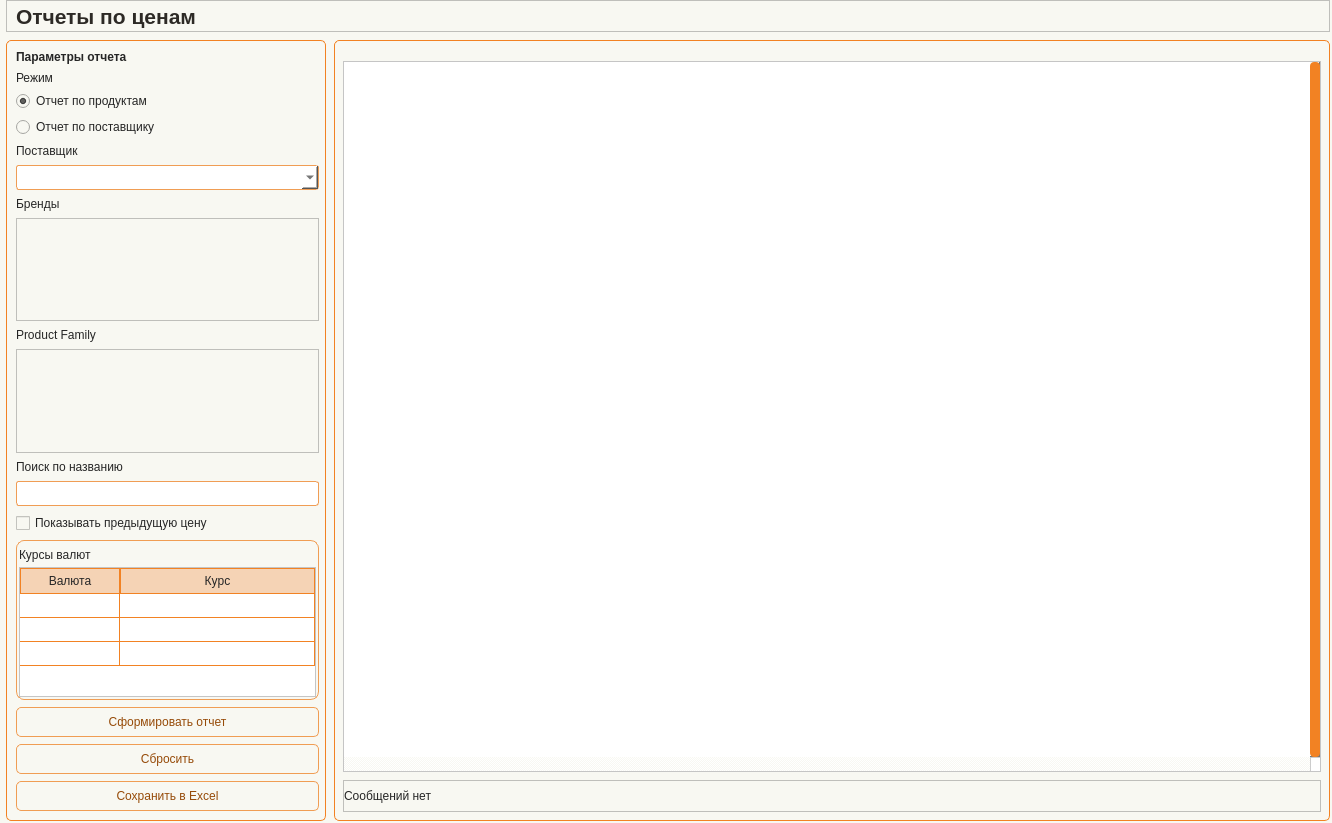
The window that app/ui/windows/price_reports.ui (Masik84/Procurement_app) describes before a commit, drawn with Qt 5.
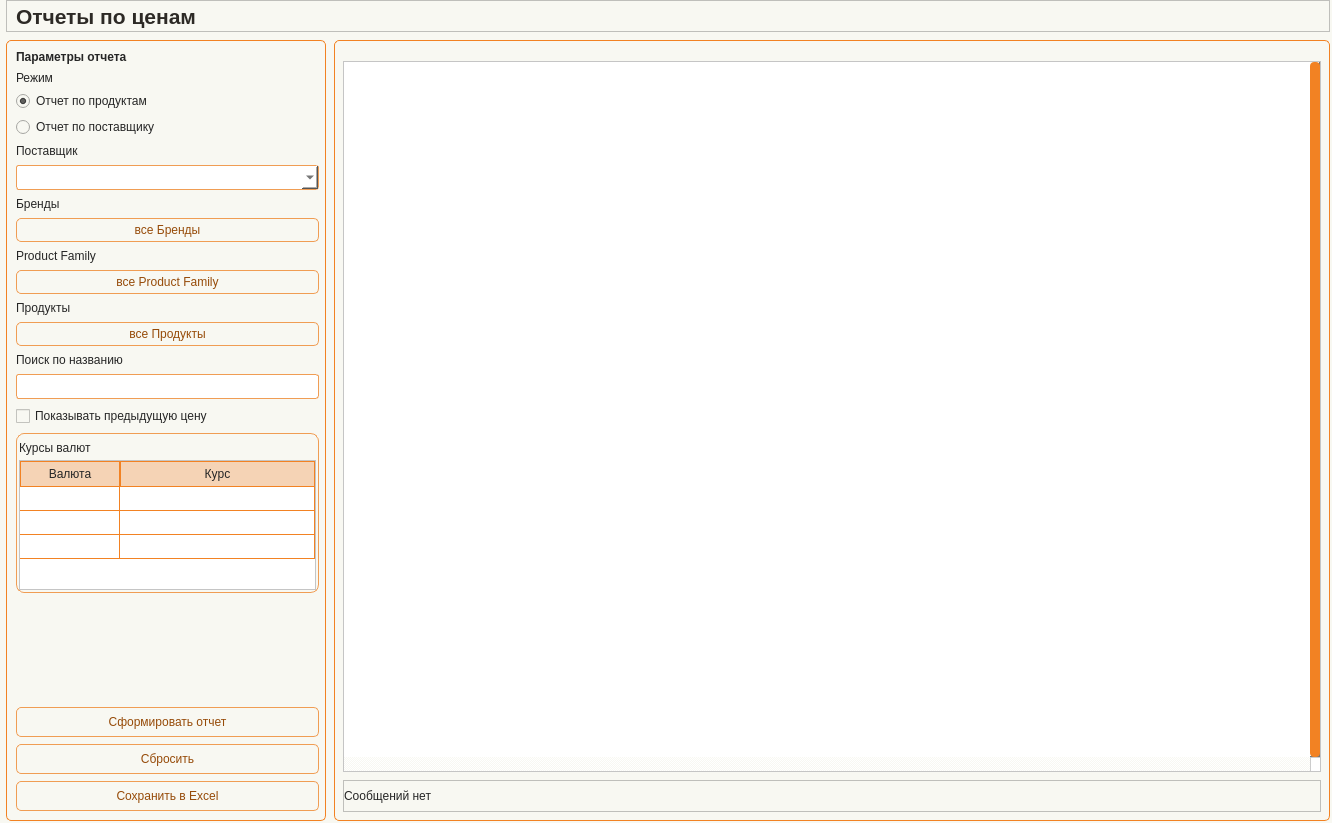
The same window after the commit. Icons and pictures are not drawn.

```diff
--- a/app/ui/windows/price_reports.ui
+++ b/app/ui/windows/price_reports.ui
@@ -347,21 +347,9 @@
              </widget>
             </item>
             <item>
-             <widget class="QListWidget" name="lst_Brand">
-              <property name="minimumSize">
-               <size>
-                <width>0</width>
-                <height>80</height>
-               </size>
-              </property>
-              <property name="maximumSize">
-               <size>
-                <width>16777215</width>
-                <height>16777215</height>
-               </size>
-              </property>
-              <property name="selectionMode">
-               <enum>QAbstractItemView::SelectionMode::ExtendedSelection</enum>
+             <widget class="QPushButton" name="btn_FilterBrand">
+              <property name="text">
+               <string>все Бренды</string>
               </property>
              </widget>
             </item>
@@ -373,21 +361,23 @@
              </widget>
             </item>
             <item>
-             <widget class="QListWidget" name="lst_ProductFamily">
-              <property name="minimumSize">
-               <size>
-                <width>0</width>
-                <height>90</height>
-               </size>
+             <widget class="QPushButton" name="btn_FilterProductFamily">
+              <property name="text">
+               <string>все Product Family</string>
               </property>
-              <property name="maximumSize">
-               <size>
-                <width>16777215</width>
-                <height>16777215</height>
-               </size>
+             </widget>
+            </item>
+            <item>
+             <widget class="QLabel" name="label">
+              <property name="text">
+               <string>Продукты</string>
               </property>
-              <property name="selectionMode">
-               <enum>QAbstractItemView::SelectionMode::ExtendedSelection</enum>
+             </widget>
+            </item>
+            <item>
+             <widget class="QPushButton" name="btn_FilterProduct">
+              <property name="text">
+               <string>все Продукты</string>
               </property>
              </widget>
             </item>
```
Left out of the diff: 10 changed lines with no effect on the pictures.
